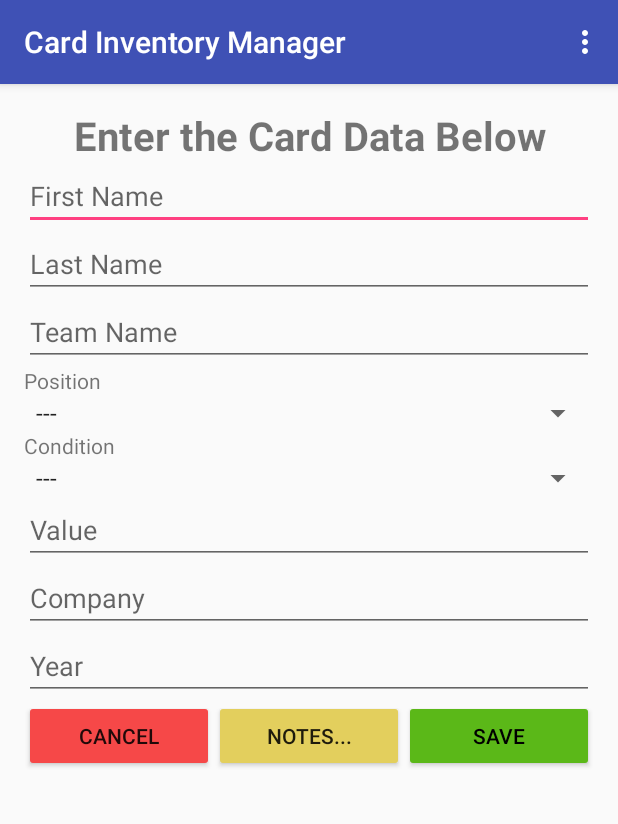
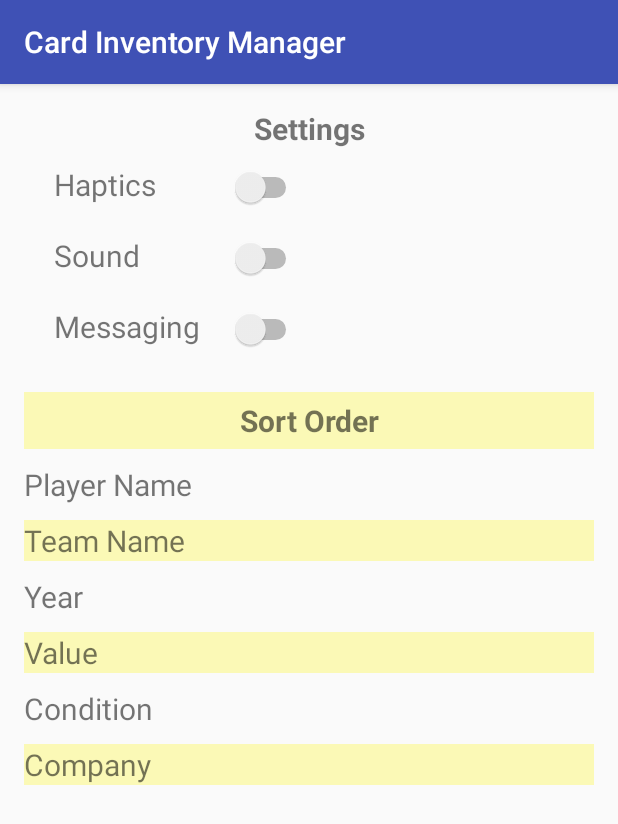
Before and after one commit to mvlese/CardInventoryManager, an Android app: the screen it shows after launch (CaptureDataActivity before the commit, SettingsActivity after it), after a tap on "Settings View", on a phone screen of 412 x 824 dp. Shown: the top 824 px of the screen. Run offline under Robolectric (Android 15) with nearby library versions, the phone set to English and light mode, and no system bars.

Commit message:
low fidelity prototypes

```diff
--- a/src/main/java/net/leseonline/cardinventorymanager/ImageAdapter.java
+++ b/src/main/java/net/leseonline/cardinventorymanager/ImageAdapter.java
@@ -1,7 +1,10 @@
 package net.leseonline.cardinventorymanager;
 
 import android.content.Context;
+import android.graphics.Canvas;
 import android.graphics.Color;
+import android.graphics.ColorFilter;
+import android.graphics.drawable.Drawable;
 import android.view.LayoutInflater;
 import android.view.View;
 import android.view.ViewGroup;
@@ -10,6 +13,17 @@ import android.widget.ImageView;
 import android.widget.LinearLayout;
 
 public class ImageAdapter extends BaseAdapter {
+    private int[] imageIds = new int[] {
+            R.drawable.bc1,
+            R.drawable.bc2,
+            R.drawable.bc3,
+            R.drawable.bc4,
+            R.drawable.bc5,
+            R.drawable.bc6,
+            R.drawable.bc7,
+            R.drawable.bc8,
+            R.drawable.bc9,
+    };
     private Context context;
     private final String[] mobileValues;
     int column_width , column_height ;
@@ -20,6 +34,7 @@ public class ImageAdapter extends BaseAdapter {
         this.column_height = column_height ;
     }
 
+    @Override
     public View getView(int position, View convertView, ViewGroup parent) {
         LayoutInflater inflater = (LayoutInflater) context.getSystemService(Context.LAYOUT_INFLATER_SERVICE);
         ViewHolder viewHolder ;
@@ -27,10 +42,10 @@ public class ImageAdapter extends BaseAdapter {
             viewHolder = new ViewHolder();
             convertView = inflater.inflate(R.layout.grid_item, null);
             // set image based on selected text
-            viewHolder. imageView = (ImageView) convertView
-                    .findViewById(R.id.grid_item_image);
-
-            viewHolder.lin  = (LinearLayout)convertView.findViewById(R.id.lin);
+            viewHolder.imageView = (ImageView) convertView.findViewById(R.id.grid_item_image);
+            Drawable drawable = context.getResources().getDrawable(imageIds[position]);
+            viewHolder.imageView.setImageDrawable(drawable);
+            viewHolder.lin = (LinearLayout)convertView.findViewById(R.id.lin);
             convertView.setTag(viewHolder);
         } else {
             viewHolder = (ViewHolder)convertView.getTag();
@@ -50,10 +65,6 @@ public class ImageAdapter extends BaseAdapter {
     public int getCount() {
         return mobileValues.length;
     }
-    public class ViewHolder {
-        ImageView imageView ;
-        LinearLayout lin ;
-    }
 
     @Override
     public Object getItem(int position) {
@@ -65,4 +76,12 @@ public class ImageAdapter extends BaseAdapter {
         return 0;
     }
 
+    /**
+     *
+     */
+    public class ViewHolder {
+        ImageView imageView ;
+        LinearLayout lin ;
+    }
+
 }
--- a/src/main/java/net/leseonline/cardinventorymanager/MainActivity.java
+++ b/src/main/java/net/leseonline/cardinventorymanager/MainActivity.java
@@ -6,14 +6,16 @@ import android.os.Vibrator;
 import android.provider.MediaStore;
 import android.support.v7.app.AppCompatActivity;
 import android.support.v7.widget.Toolbar;
+import android.util.DisplayMetrics;
 import android.util.Log;
 import android.view.View;
 import android.view.Menu;
 import android.view.MenuItem;
+import android.widget.GridLayout;
 import android.widget.ImageButton;
+import android.widget.RelativeLayout;
 import android.widget.Toast;
 
-import net.leseonline.cardinventorymanager.db.CardsContract;
 import net.leseonline.cardinventorymanager.db.DatabaseHelper;
 
 public class MainActivity extends AppCompatActivity {
@@ -55,7 +57,13 @@ public class MainActivity extends AppCompatActivity {
         n = mDatabaseHelper.getNextUniqueid();
         Log.d(TAG, String.valueOf(n));
 
+        DisplayMetrics metrics = new DisplayMetrics();
+        getWindowManager().getDefaultDisplay().getMetrics(metrics);
+        int mDisplayWidth = metrics.widthPixels ;
+        int usableWidth = (int)(mDisplayWidth * 0.85);
+
         singleViewButton = (ImageButton)findViewById(R.id.card_view);
+        singleViewButton.setLayoutParams(getLayoutParams(usableWidth));
         singleViewButton.setOnClickListener(new View.OnClickListener() {
             @Override
             public void onClick(View v) {
@@ -65,6 +73,7 @@ public class MainActivity extends AppCompatActivity {
         });
 
         binderViewButton = (ImageButton)findViewById(R.id.binder_view);
+        binderViewButton.setLayoutParams(getLayoutParams(usableWidth));
         binderViewButton.setOnClickListener(new View.OnClickListener() {
             @Override
             public void onClick(View v) {
@@ -74,6 +83,7 @@ public class MainActivity extends AppCompatActivity {
         });
 
         cameraViewButton = (ImageButton)findViewById(R.id.camera_view);
+        cameraViewButton.setLayoutParams(getLayoutParams(usableWidth));
         cameraViewButton.setOnClickListener(new View.OnClickListener() {
             @Override
             public void onClick(View v) {
@@ -92,14 +102,17 @@ public class MainActivity extends AppCompatActivity {
         });
 
         settingsViewButton = (ImageButton)findViewById(R.id.settings_view);
+        settingsViewButton.setLayoutParams(getLayoutParams(usableWidth));
         settingsViewButton.setOnClickListener(new View.OnClickListener() {
             @Override
             public void onClick(View v) {
-                Toast.makeText(MainActivity.this, "Settings", Toast.LENGTH_SHORT).show();
+                Intent intent = new Intent(MainActivity.this, SettingsActivity.class);
+                startActivity(intent);
+
                 // TODO mvl - This does not belong here.
-                Intent intent = new Intent(MainActivity.this, CaptureDataActivity.class);
-                intent.putExtra(getResources().getString(R.string.extra_unique_id), mCardUniqueId);
-                startActivityForResult(intent, CAPTURE_DATA_REQUEST);
+//                Intent intent = new Intent(MainActivity.this, CaptureDataActivity.class);
+//                intent.putExtra(getResources().getString(R.string.extra_unique_id), mCardUniqueId);
+//                startActivityForResult(intent, CAPTURE_DATA_REQUEST);
             }
         });
 
@@ -201,4 +214,10 @@ public class MainActivity extends AppCompatActivity {
         // show edit activity with CAPTURE_DATA_REQUEST
     }
 
+    private GridLayout.LayoutParams getLayoutParams(int size) {
+        GridLayout.LayoutParams layoutParams = new GridLayout.LayoutParams();
+        layoutParams.height = size / 2;
+        layoutParams.width = size / 2;
+        return layoutParams;
+    }
 }
--- /dev/null
+++ b/src/main/java/net/leseonline/cardinventorymanager/SettingsActivity.java
@@ -0,0 +1,21 @@
+package net.leseonline.cardinventorymanager;
+
+import android.os.Bundle;
+import android.support.design.widget.FloatingActionButton;
+import android.support.design.widget.Snackbar;
+import android.support.v7.app.AppCompatActivity;
+import android.support.v7.widget.Toolbar;
+import android.view.View;
+
+public class SettingsActivity extends AppCompatActivity {
+
+    @Override
+    protected void onCreate(Bundle savedInstanceState) {
+        super.onCreate(savedInstanceState);
+        setContentView(R.layout.activity_settings);
+        Toolbar toolbar = (Toolbar) findViewById(R.id.toolbar);
+        setSupportActionBar(toolbar);
+
+    }
+
+}
--- /dev/null
+++ b/src/main/res/layout/activity_settings.xml
@@ -0,0 +1,27 @@
+<?xml version="1.0" encoding="utf-8"?>
+<android.support.design.widget.CoordinatorLayout
+    xmlns:android="http://schemas.android.com/apk/res/android"
+    xmlns:app="http://schemas.android.com/apk/res-auto"
+    xmlns:tools="http://schemas.android.com/tools"
+    android:layout_width="match_parent"
+    android:layout_height="match_parent"
+    android:fitsSystemWindows="true"
+    tools:context="net.leseonline.cardinventorymanager.SettingsActivity">
+
+    <android.support.design.widget.AppBarLayout
+        android:layout_width="match_parent"
+        android:layout_height="wrap_content"
+        android:theme="@style/AppTheme.AppBarOverlay">
+
+        <android.support.v7.widget.Toolbar
+            android:id="@+id/toolbar"
+            android:layout_width="match_parent"
+            android:layout_height="?attr/actionBarSize"
+            android:background="?attr/colorPrimary"
+            app:popupTheme="@style/AppTheme.PopupOverlay"/>
+
+    </android.support.design.widget.AppBarLayout>
+
+    <include layout="@layout/content_settings"/>
+
+</android.support.design.widget.CoordinatorLayout>
--- a/src/main/res/layout/content_main.xml
+++ b/src/main/res/layout/content_main.xml
@@ -37,8 +37,9 @@
             android:layout_height="150dp"
             android:layout_column="0"
             android:layout_row="0"
-            android:src="@drawable/the_mick"
-            android:scaleType="fitXY"
+            android:src="@drawable/bc1"
+            android:adjustViewBounds="true"
+            android:scaleType="fitCenter"
             android:contentDescription="@string/single_view"
             android:id="@+id/card_view" />
 
--- /dev/null
+++ b/src/main/res/layout/content_settings.xml
@@ -0,0 +1,147 @@
+<?xml version="1.0" encoding="utf-8"?>
+<RelativeLayout
+    xmlns:android="http://schemas.android.com/apk/res/android"
+    xmlns:app="http://schemas.android.com/apk/res-auto"
+    xmlns:tools="http://schemas.android.com/tools"
+    android:layout_width="match_parent"
+    android:layout_height="match_parent"
+    android:paddingBottom="@dimen/activity_vertical_margin"
+    android:paddingLeft="@dimen/activity_horizontal_margin"
+    android:paddingRight="@dimen/activity_horizontal_margin"
+    android:paddingTop="@dimen/activity_vertical_margin"
+    app:layout_behavior="@string/appbar_scrolling_view_behavior"
+    tools:context="net.leseonline.cardinventorymanager.SettingsActivity"
+    tools:showIn="@layout/activity_settings">
+
+    <TextView
+        android:layout_width="match_parent"
+        android:layout_height="wrap_content"
+        android:gravity="center_horizontal"
+        android:text="Settings"
+        android:id="@+id/settings_header"
+        android:textStyle="bold"
+        android:textSize="20dp"/>
+    <GridLayout
+        android:layout_below="@id/settings_header"
+        android:orientation="vertical"
+        android:layout_width="match_parent"
+        android:layout_height="wrap_content"
+        android:columnCount="2"
+        android:rowCount="3"
+        android:weightSum="1"
+        android:id="@+id/settings_grid">
+        <TextView
+            android:layout_width="wrap_content"
+            android:layout_height="wrap_content"
+            android:paddingTop="10dp"
+            android:paddingLeft="20dp"
+            android:paddingBottom="10dp"
+            android:paddingRight="10dp"
+            android:layout_row="0"
+            android:layout_column="0"
+            android:textSize="20dp"
+            android:text="Haptics"/>
+        <Switch
+            android:layout_width="wrap_content"
+            android:layout_height="wrap_content"
+            android:padding="10dp"
+            android:layout_row="0"
+            android:layout_column="1"
+            android:id="@+id/switch_haptics"/>
+        <TextView
+            android:layout_width="wrap_content"
+            android:layout_height="wrap_content"
+            android:paddingTop="10dp"
+            android:paddingLeft="20dp"
+            android:paddingBottom="10dp"
+            android:paddingRight="10dp"
+            android:layout_row="1"
+            android:layout_column="0"
+            android:textSize="20dp"
+            android:text="Sound"/>
+        <Switch
+            android:layout_width="wrap_content"
+            android:layout_height="wrap_content"
+            android:padding="10dp"
+            android:layout_row="1"
+            android:layout_column="1"
+            android:id="@+id/switch_sound"/>
+        <TextView
+            android:layout_width="wrap_content"
+            android:layout_height="wrap_content"
+            android:paddingTop="10dp"
+            android:paddingLeft="20dp"
+            android:paddingBottom="10dp"
+            android:paddingRight="10dp"
+            android:layout_row="2"
+            android:layout_column="0"
+            android:textSize="20dp"
+            android:text="Messaging"/>
+        <Switch
+            android:layout_width="wrap_content"
+            android:layout_height="wrap_content"
+            android:padding="10dp"
+            android:layout_row="2"
+            android:layout_column="1"
+            android:id="@+id/switch_messaging"/>
+    </GridLayout>
+    <LinearLayout
+        android:layout_below="@id/settings_grid"
+        android:layout_width="match_parent"
+        android:layout_height="wrap_content"
+        android:layout_marginTop="20dp"
+        android:orientation="vertical"
+        android:gravity="center_horizontal">
+        <TextView
+            android:layout_width="match_parent"
+            android:layout_height="wrap_content"
+            android:gravity="center_horizontal"
+            android:paddingTop="5dp"
+            android:paddingBottom="5dp"
+            android:text="Sort Order"
+            android:id="@+id/settings_sort_heading"
+            android:background="#fbf9b6"
+            android:textStyle="bold"
+            android:textSize="20dp"/>
+        <TextView
+            android:layout_width="match_parent"
+            android:layout_height="wrap_content"
+            android:textSize="20dp"
+            android:layout_marginTop="10dp"
+            android:layout_marginBottom="10dp"
+            android:text="Player Name"/>
+        <TextView
+            android:layout_width="match_parent"
+            android:layout_height="wrap_content"
+            android:textSize="20dp"
+            android:layout_marginBottom="10dp"
+            android:background="#fbf9b6"
+            android:text="Team Name"/>
+        <TextView
+            android:layout_width="match_parent"
+            android:layout_height="wrap_content"
+            android:textSize="20dp"
+            android:layout_marginBottom="10dp"
+            android:text="Year"/>
+        <TextView
+            android:layout_width="match_parent"
+            android:layout_height="wrap_content"
+            android:textSize="20dp"
+            android:layout_marginBottom="10dp"
+            android:background="#fbf9b6"
+            android:text="Value"/>
+        <TextView
+            android:layout_width="match_parent"
+            android:layout_height="wrap_content"
+            android:textSize="20dp"
+            android:layout_marginBottom="10dp"
+            android:text="Condition"/>
+        <TextView
+            android:layout_width="match_parent"
+            android:layout_height="wrap_content"
+            android:textSize="20dp"
+            android:layout_marginBottom="10dp"
+            android:background="#fbf9b6"
+            android:text="Company"/>
+    </LinearLayout>
+</RelativeLayout>
--- a/src/main/res/layout/content_single_card.xml
+++ b/src/main/res/layout/content_single_card.xml
@@ -15,15 +15,17 @@
     android:gravity="center">
 
     <LinearLayout
-        android:layout_width="wrap_content"
-        android:layout_height="wrap_content"
+        android:layout_width="match_parent"
+        android:layout_height="match_parent"
         android:gravity="center">
 
     <ImageView
-        android:layout_width="wrap_content"
+        android:layout_width="fill_parent"
         android:layout_height="wrap_content"
+        android:adjustViewBounds="true"
+        android:scaleType="fitCenter"
         android:id="@+id/single_card_view"
-        android:src="@drawable/ian"/>
+        android:src="@drawable/bc1"/>
 
     </LinearLayout>
 
--- a/src/main/res/values/strings.xml
+++ b/src/main/res/values/strings.xml
@@ -26,4 +26,5 @@
     <string name="add_notes_hints">Notes</string>
     <string name="extra_unique_id">net.leseonline.extra_unique_id</string>
     <string name="title_activity_single_card">SingleCardActivity</string>
+    <string name="title_activity_settings">SettingsActivity</string>
 </resources>
```
Also changed, not shown: src/main/AndroidManifest.xml (+7 -0 lines), 53 other files.
